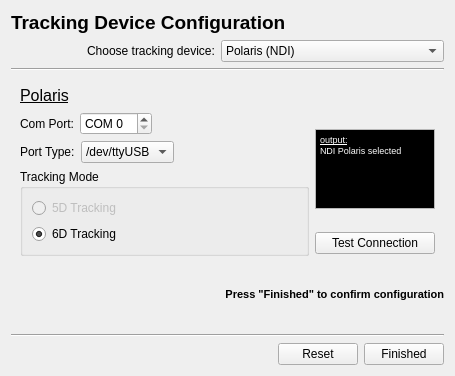
This is Modules/IGTUI/Qmitk/QmitkTrackingDeviceConfigurationWidgetControls.ui in MITK/MITK as Qt 5 draws it before an edit. The edited form follows.
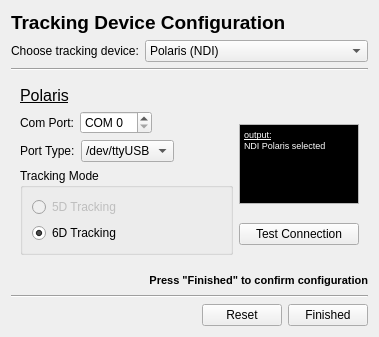
This is the edited form. The open tabs and pages were chosen to show the change.

Commit message: removed unnecessary  UI elements

The edit to the form file:
```diff
--- a/Modules/IGTUI/Qmitk/QmitkTrackingDeviceConfigurationWidgetControls.ui
+++ b/Modules/IGTUI/Qmitk/QmitkTrackingDeviceConfigurationWidgetControls.ui
@@ -6,8 +6,8 @@
    <rect>
     <x>0</x>
     <y>0</y>
-    <width>455</width>
-    <height>376</height>
+    <width>338</width>
+    <height>337</height>
    </rect>
   </property>
   <property name="windowTitle">
@@ -27,19 +27,6 @@
        </property>
       </widget>
      </item>
-     <item>
-      <spacer name="horizontalSpacer_2">
-       <property name="orientation">
-        <enum>Qt::Horizontal</enum>
-       </property>
-       <property name="sizeHint" stdset="0">
-        <size>
-         <width>40</width>
-         <height>20</height>
-        </size>
-       </property>
-      </spacer>
-     </item>
     </layout>
    </item>
    <item>
@@ -112,19 +99,6 @@
            </property>
           </widget>
          </item>
-         <item>
-          <spacer name="horizontalSpacer_7">
-           <property name="orientation">
-            <enum>Qt::Horizontal</enum>
-           </property>
-           <property name="sizeHint" stdset="0">
-            <size>
-             <width>40</width>
-             <height>20</height>
-            </size>
-           </property>
-          </spacer>
-         </item>
         </layout>
        </item>
        <item>
@@ -286,9 +260,9 @@
               <string>&lt;!DOCTYPE HTML PUBLIC &quot;-//W3C//DTD HTML 4.0//EN&quot; &quot;http://www.w3.org/TR/REC-html40/strict.dtd&quot;&gt;
 &lt;html&gt;&lt;head&gt;&lt;meta name=&quot;qrichtext&quot; content=&quot;1&quot; /&gt;&lt;style type=&quot;text/css&quot;&gt;
 p, li { white-space: pre-wrap; }
-&lt;/style&gt;&lt;/head&gt;&lt;body style=&quot; font-family:'Ubuntu'; font-size:11pt; font-weight:400; font-style:normal;&quot; bgcolor=&quot;#000000&quot;&gt;
-&lt;p style=&quot; margin-top:0px; margin-bottom:0px; margin-left:0px; margin-right:0px; -qt-block-indent:0; text-indent:0px;&quot;&gt;&lt;span style=&quot; font-family:'MS Shell Dlg 2'; font-size:7pt; text-decoration: underline; color:#ffffff;&quot;&gt;output:&lt;/span&gt;&lt;/p&gt;
-&lt;p style=&quot; margin-top:0px; margin-bottom:0px; margin-left:0px; margin-right:0px; -qt-block-indent:0; text-indent:0px;&quot;&gt;&lt;span style=&quot; font-family:'MS Shell Dlg 2'; font-size:7pt; color:#ffffff;&quot;&gt;NDI Polaris selected&lt;/span&gt;&lt;/p&gt;&lt;/body&gt;&lt;/html&gt;</string>
+&lt;/style&gt;&lt;/head&gt;&lt;body style=&quot; font-family:'MS Shell Dlg 2'; font-size:8.25pt; font-weight:400; font-style:normal;&quot; bgcolor=&quot;#000000&quot;&gt;
+&lt;p style=&quot; margin-top:0px; margin-bottom:0px; margin-left:0px; margin-right:0px; -qt-block-indent:0; text-indent:0px;&quot;&gt;&lt;span style=&quot; font-size:7pt; text-decoration: underline; color:#ffffff;&quot;&gt;output:&lt;/span&gt;&lt;/p&gt;
+&lt;p style=&quot; margin-top:0px; margin-bottom:0px; margin-left:0px; margin-right:0px; -qt-block-indent:0; text-indent:0px;&quot;&gt;&lt;span style=&quot; font-size:7pt; color:#ffffff;&quot;&gt;NDI Polaris selected&lt;/span&gt;&lt;/p&gt;&lt;/body&gt;&lt;/html&gt;</string>
              </property>
              <property name="textInteractionFlags">
               <set>Qt::NoTextInteraction</set>
```
Left out of the diff: 36 changed lines with no effect on the pictures.
